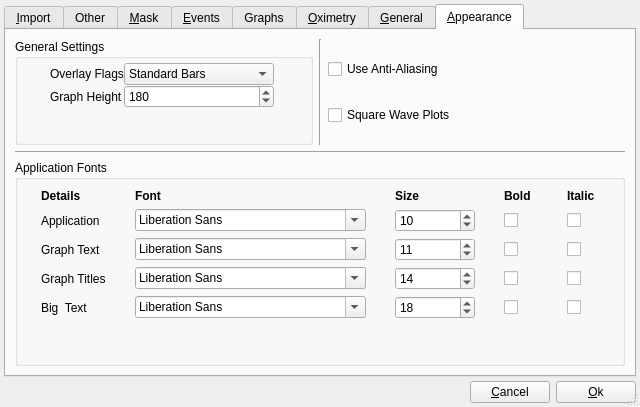
Before: the Qt Designer form preferencesdialog.ui in sbonaime/sleepyhead-code., drawn with Qt 5.
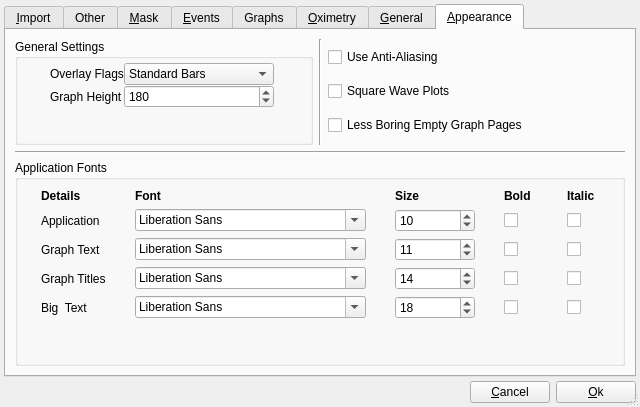
After: the same form once the commit is applied. The open tabs and pages were chosen to show the change.

```diff
--- a/preferencesdialog.ui
+++ b/preferencesdialog.ui
@@ -1559,6 +1559,13 @@
              </property>
             </widget>
            </item>
+           <item>
+            <widget class="QCheckBox" name="lessBoringEmptyGraphPages">
+             <property name="text">
+              <string>Less Boring Empty Graph Pages</string>
+             </property>
+            </widget>
+           </item>
           </layout>
          </item>
         </layout>
```
Left out of the diff: 2 changed lines with no effect on the pictures.
